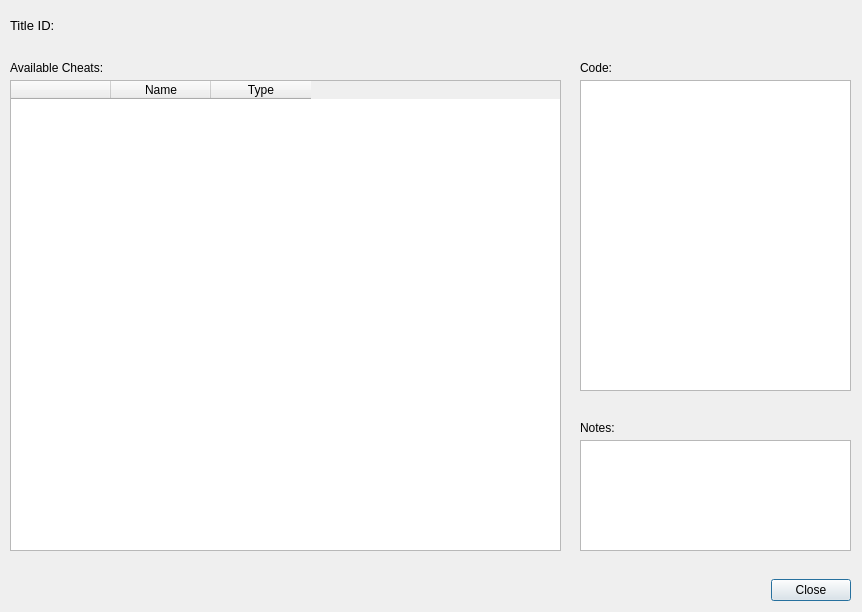
Above: src/citra_qt/cheats.ui from PabloMK7/citra before the change. Below: the same form after it.
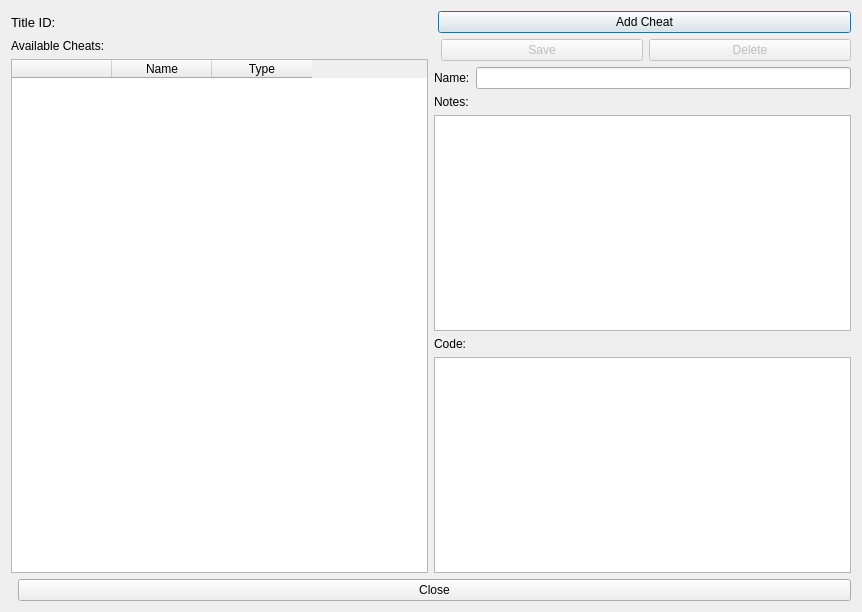
That is the form after the change.

Commit message:
citra_qt: Implement UI for adding/editing/deleting cheats
The UI file is rewritten, to better make use of Qt's layouts (instead of depending on abstract geometry). "Add Cheat", "Save", "Delete" buttons are also added.

The UI logic should be rather easy and usable (IMO), but the code may seem a bit dirty. If anyone has a better idea regarding UI logic design or code implementation, feel free to tell me about it.

What changed in the file:
```diff
--- a/src/citra_qt/cheats.ui
+++ b/src/citra_qt/cheats.ui
@@ -22,15 +22,11 @@
   <property name="windowTitle">
    <string>Cheats</string>
   </property>
+  <layout class="QVBoxLayout">
+   <item>
+    <layout class="QHBoxLayout">
+     <item>
   <widget class="QLabel" name="labelTitle">
-   <property name="geometry">
-    <rect>
-     <x>10</x>
-     <y>10</y>
-     <width>300</width>
-     <height>31</height>
-    </rect>
-   </property>
    <property name="font">
     <font>
      <pointsize>10</pointsize>
@@ -40,48 +36,42 @@
     <string>Title ID:</string>
    </property>
   </widget>
-  <widget class="QWidget" name="horizontalLayoutWidget">
-   <property name="geometry">
-    <rect>
-     <x>10</x>
-     <y>570</y>
-     <width>841</width>
-     <height>41</height>
-    </rect>
-   </property>
-   <layout class="QHBoxLayout" name="horizontalLayout">
+     </item>
     <item>
-     <spacer name="horizontalSpacer">
+      <spacer>
       <property name="orientation">
        <enum>Qt::Horizontal</enum>
       </property>
-      <property name="sizeHint" stdset="0">
-       <size>
-        <width>40</width>
-        <height>20</height>
-       </size>
-      </property>
      </spacer>
     </item>
     <item>
-     <widget class="QPushButton" name="buttonClose">
+      <widget class="QPushButton" name="buttonAddCheat">
       <property name="text">
-       <string>Close</string>
+        <string>Add Cheat</string>
       </property>
      </widget>
     </item>
    </layout>
-  </widget>
-  <widget class="QWidget" name="verticalLayoutWidget">
+   </item>
+   <item>
+    <layout class="QHBoxLayout">
+     <item>
+      <layout class="QVBoxLayout">
+       <item>
+        <widget class="QLabel" name="labelAvailableCheats">
    <property name="geometry">
     <rect>
      <x>10</x>
-     <y>80</y>
-     <width>551</width>
-     <height>471</height>
-    </rect>
-   </property>
-   <layout class="QVBoxLayout" name="verticalLayout">
+           <y>60</y>
+           <width>121</width>
+           <height>16</height>
+          </rect>
+         </property>
+         <property name="text">
+          <string>Available Cheats:</string>
+         </property>
+        </widget>
+       </item>
     <item>
      <widget class="QTableWidget" name="tableCheats">
       <property name="editTriggers">
@@ -120,84 +110,101 @@
      </widget>
     </item>
    </layout>
-  </widget>
-  <widget class="QLabel" name="labelAvailableCheats">
-   <property name="geometry">
-    <rect>
-     <x>10</x>
-     <y>60</y>
-     <width>121</width>
-     <height>16</height>
-    </rect>
-   </property>
+     </item>
+     <item>
+      <layout class="QVBoxLayout">
+       <item>
+        <layout class="QHBoxLayout">
+         <item>
+          <spacer>
+           <property name="orientation">
+            <enum>Qt::Horizontal</enum>
+           </property>
+          </spacer>
+         </item>
+         <item>
+          <widget class="QPushButton" name="buttonSave">
    <property name="text">
-    <string>Available Cheats:</string>
-   </property>
-  </widget>
-  <widget class="QWidget" name="verticalLayoutWidget_2">
-   <property name="geometry">
-    <rect>
-     <x>580</x>
-     <y>440</y>
-     <width>271</width>
-     <height>111</height>
-    </rect>
-   </property>
-   <layout class="QVBoxLayout" name="verticalLayout_2">
+            <string>Save</string>
+           </property>
+           <property name="enabled">
+            <bool>false</bool>
+           </property>
+          </widget>
+         </item>
     <item>
-     <widget class="QPlainTextEdit" name="textNotes">
-      <property name="readOnly">
-       <bool>true</bool>
-      </property>
+          <widget class="QPushButton" name="buttonDelete">
+           <property name="text">
+            <string>Delete</string>
+           </property>
+           <property name="enabled">
+            <bool>false</bool>
+           </property>
      </widget>
     </item>
    </layout>
-  </widget>
+       </item>
+       <item>
+        <layout class="QVBoxLayout">
+         <item>
+          <layout class="QHBoxLayout">
+           <item>
+            <widget class="QLabel" name="labelName">
+             <property name="text">
+              <string>Name:</string>
+             </property>
+            </widget>
+           </item>
+           <item>
+            <widget class="QLineEdit" name="lineName"/>
+           </item>
+          </layout>
+         </item>
+         <item>
   <widget class="QLabel" name="labelNotes">
-   <property name="geometry">
-    <rect>
-     <x>580</x>
-     <y>420</y>
-     <width>111</width>
-     <height>16</height>
-    </rect>
-   </property>
    <property name="text">
     <string>Notes:</string>
    </property>
   </widget>
-  <widget class="QWidget" name="verticalLayoutWidget_3">
-   <property name="geometry">
-    <rect>
-     <x>580</x>
-     <y>80</y>
-     <width>271</width>
-     <height>311</height>
-    </rect>
-   </property>
-   <layout class="QVBoxLayout" name="verticalLayout_3">
+         </item>
     <item>
-     <widget class="QPlainTextEdit" name="textDetails">
-      <property name="readOnly">
-       <bool>true</bool>
-      </property>
-     </widget>
-    </item>
-   </layout>
-  </widget>
-  <widget class="QLabel" name="labelDetails">
-   <property name="geometry">
-    <rect>
-     <x>580</x>
-     <y>60</y>
-     <width>55</width>
-     <height>16</height>
-    </rect>
-   </property>
+          <widget class="QPlainTextEdit" name="textNotes"/>
+         </item>
+         <item>
+          <widget class="QLabel" name="labelCode">
    <property name="text">
     <string>Code:</string>
    </property>
   </widget>
+         </item>
+         <item>
+          <widget class="QPlainTextEdit" name="textCode"/>
+         </item>
+        </layout>
+       </item>
+      </layout>
+     </item>
+    </layout>
+   </item>
+   <item>
+    <layout class="QHBoxLayout">
+     <item>
+      <spacer>
+       <property name="orientation">
+        <enum>Qt::Horizontal</enum>
+       </property>
+      </spacer>
+     </item>
+     <item>
+      <widget class="QPushButton" name="buttonClose">
+       <property name="text">
+        <string>Close</string>
+       </property>
+      </widget>
+     </item>
+    </layout>
+   </item>
+  </layout>
  </widget>
  <resources/>
  <connections/>
```
Left out of the diff: 3 changed lines with no effect on the pictures. Lines whose indentation alone changed are shown as unchanged. The commit also changes 2 other files.
